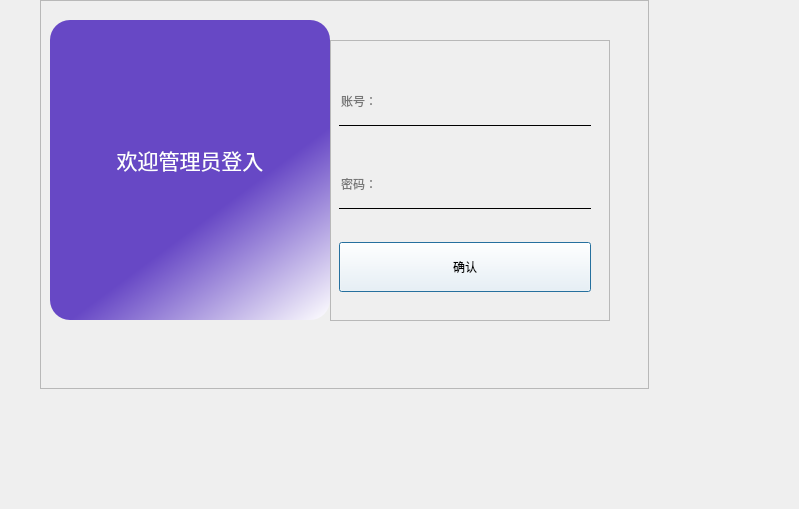
This is Administrator.ui in litsum/library_system as Qt 5 draws it before an edit. The edited form follows.
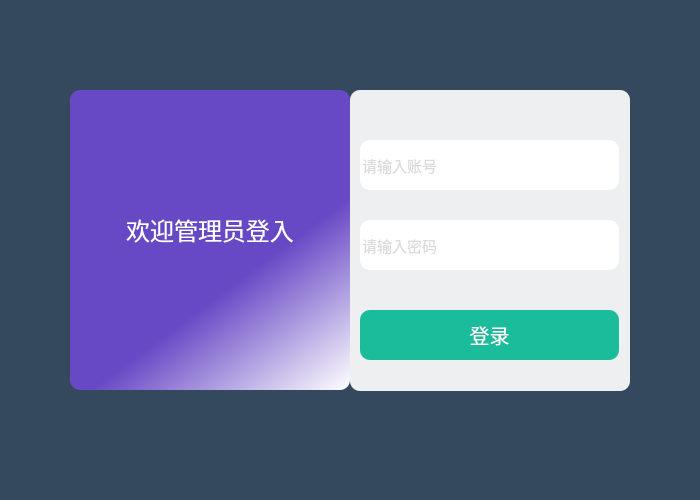
This is the edited form. Icons and pictures are not drawn.

```diff
--- a/Administrator.ui
+++ b/Administrator.ui
@@ -6,8 +6,8 @@
    <rect>
     <x>0</x>
     <y>0</y>
-    <width>799</width>
-    <height>509</height>
+    <width>700</width>
+    <height>500</height>
    </rect>
   </property>
   <property name="minimumSize">
@@ -16,18 +16,32 @@
     <height>440</height>
    </size>
   </property>
+  <property name="maximumSize">
+   <size>
+    <width>700</width>
+    <height>500</height>
+   </size>
+  </property>
+  <property name="font">
+   <font>
+    <pointsize>15</pointsize>
+   </font>
+  </property>
   <property name="windowTitle">
    <string>Dialog</string>
   </property>
   <widget class="QFrame" name="frame">
    <property name="geometry">
     <rect>
-     <x>40</x>
-     <y>0</y>
-     <width>609</width>
+     <x>60</x>
+     <y>50</y>
+     <width>591</width>
      <height>389</height>
     </rect>
    </property>
+   <property name="styleSheet">
+    <string notr="true">border-radius:10px ;</string>
+   </property>
    <property name="frameShape">
     <enum>QFrame::Shape::StyledPanel</enum>
    </property>
@@ -38,7 +52,7 @@
     <property name="geometry">
      <rect>
       <x>10</x>
-      <y>20</y>
+      <y>40</y>
       <width>280</width>
       <height>300</height>
      </rect>
@@ -52,7 +66,7 @@
     <property name="styleSheet">
      <string notr="true">#frame_2{
 background-color: qlineargradient(spread:pad, x1:0.698864, y1:0.565, x2:1, y2:1, stop:0 rgba(103, 72, 197, 255), stop:1 rgba(255, 255, 255, 255));
-border-radius:20px ;}
+border-radius:10px ;}
 </string>
     </property>
     <property name="frameShape">
@@ -76,8 +90,13 @@
        <height>80</height>
       </size>
      </property>
+     <property name="font">
+      <font>
+       <pointsize>9</pointsize>
+      </font>
+     </property>
      <property name="text">
-      <string>&lt;html&gt;&lt;head/&gt;&lt;body&gt;&lt;p align=&quot;center&quot;&gt;&lt;span style=&quot; font-size:16pt; color:#ffffff;&quot;&gt;欢迎管理员登入&lt;/span&gt;&lt;/p&gt;&lt;/body&gt;&lt;/html&gt;</string>
+      <string>&lt;html&gt;&lt;head/&gt;&lt;body&gt;&lt;p align=&quot;center&quot;&gt;&lt;span style=&quot; font-size:18pt; color:#ffffff;&quot;&gt;欢迎管理员登入&lt;/span&gt;&lt;/p&gt;&lt;/body&gt;&lt;/html&gt;</string>
      </property>
     </widget>
    </widget>
@@ -87,7 +106,7 @@
       <x>290</x>
       <y>40</y>
       <width>280</width>
-      <height>281</height>
+      <height>301</height>
      </rect>
     </property>
     <property name="minimumSize">
@@ -97,7 +116,8 @@
      </size>
     </property>
     <property name="styleSheet">
-     <string notr="true"/>
+     <string notr="true">border-radius:10px ;
+background-color: rgb(237, 239, 241);</string>
     </property>
     <property name="frameShape">
      <enum>QFrame::Shape::StyledPanel</enum>
@@ -105,84 +125,164 @@
     <property name="frameShadow">
      <enum>QFrame::Shadow::Raised</enum>
     </property>
-    <widget class="QWidget" name="verticalLayoutWidget_2">
-     <property name="geometry">
-      <rect>
-       <x>9</x>
-       <y>9</y>
-       <width>252</width>
-       <height>271</height>
-      </rect>
-     </property>
-     <layout class="QVBoxLayout" name="verticalLayout_2">
-      <item>
        <widget class="QLineEdit" name="adaccout">
+     <property name="geometry">
+      <rect>
+       <x>10</x>
+       <y>50</y>
+       <width>259</width>
+       <height>50</height>
+      </rect>
+     </property>
         <property name="minimumSize">
          <size>
           <width>250</width>
           <height>50</height>
          </size>
         </property>
+     <property name="font">
+      <font>
+       <pointsize>11</pointsize>
+      </font>
+     </property>
         <property name="styleSheet">
-         <string notr="true">QLineEdit{
-	background-color:rgba(255,255,255,0);
-	border:none;
-	border-bottom:1px solid black;}</string>
+      <string notr="true">border-radius:10px ;
+color: rgb(183, 183, 183);
+background-color: rgb(255, 255, 255);</string>
         </property>
         <property name="placeholderText">
-         <string>账号：</string>
+      <string>请输入账号</string>
         </property>
         <property name="clearButtonEnabled">
          <bool>true</bool>
         </property>
        </widget>
-      </item>
-      <item>
        <widget class="QLineEdit" name="adpassword">
+     <property name="geometry">
+      <rect>
+       <x>10</x>
+       <y>130</y>
+       <width>259</width>
+       <height>50</height>
+      </rect>
+     </property>
         <property name="minimumSize">
          <size>
           <width>250</width>
           <height>50</height>
          </size>
         </property>
+     <property name="font">
+      <font>
+       <pointsize>11</pointsize>
+      </font>
+     </property>
         <property name="styleSheet">
-         <string notr="true">QLineEdit{
-	background-color:rgba(255,255,255,0);
-	border:none;
-	border-bottom:1px solid black;}</string>
+      <string notr="true">border-radius:10px ;
+color: rgb(183, 183, 183);
+background-color: rgb(255, 255, 255);</string>
         </property>
         <property name="echoMode">
          <enum>QLineEdit::EchoMode::Password</enum>
         </property>
         <property name="placeholderText">
-         <string>密码：</string>
+      <string>请输入密码</string>
         </property>
         <property name="clearButtonEnabled">
          <bool>true</bool>
         </property>
        </widget>
-      </item>
-      <item>
        <widget class="QPushButton" name="next">
+     <property name="geometry">
+      <rect>
+       <x>10</x>
+       <y>220</y>
+       <width>259</width>
+       <height>50</height>
+      </rect>
+     </property>
         <property name="minimumSize">
          <size>
           <width>250</width>
           <height>50</height>
          </size>
         </property>
+     <property name="font">
+      <font>
+       <family>Modern No. 20</family>
+       <pointsize>15</pointsize>
+       <italic>false</italic>
+       <bold>false</bold>
+      </font>
+     </property>
         <property name="styleSheet">
          <string notr="true">background-color: rgb(255, 255, 255);
-font: 9pt &quot;Modern No. 20&quot;;</string>
+color: rgb(255, 255, 255);
+background-color: rgb(26, 188, 156);
+
+border-radius:10px ;</string>
         </property>
         <property name="text">
-         <string>确认</string>
-        </property>
-       </widget>
-      </item>
-     </layout>
+      <string>登录</string>
+     </property>
+     <property name="autoDefault">
+      <bool>true</bool>
+     </property>
+    </widget>
+    <widget class="QLabel" name="accout_pic">
+     <property name="geometry">
+      <rect>
+       <x>220</x>
+       <y>60</y>
+       <width>21</width>
+       <height>31</height>
+      </rect>
+     </property>
+     <property name="styleSheet">
+      <string notr="true">background-image: url(:/zhanghu.png);
+background-color: rgb(255, 255, 255);</string>
+     </property>
+     <property name="text">
+      <string/>
+     </property>
     </widget>
-   </widget>
-  </widget>
+    <widget class="QLabel" name="password_pic">
+     <property name="geometry">
+      <rect>
+       <x>220</x>
+       <y>140</y>
+       <width>21</width>
+       <height>31</height>
+      </rect>
+     </property>
+     <property name="styleSheet">
+      <string notr="true">background-image: url(:/mima.png);
+background-color: rgb(255, 255, 255);</string>
+     </property>
+     <property name="text">
+      <string/>
+     </property>
+    </widget>
+   </widget>
+  </widget>
+  <widget class="QLabel" name="Adm_backgroud">
+   <property name="geometry">
+    <rect>
+     <x>0</x>
+     <y>0</y>
+     <width>700</width>
+     <height>500</height>
+    </rect>
+   </property>
+   <property name="styleSheet">
+    <string notr="true">background-color: rgb(52, 73, 94);</string>
+   </property>
+   <property name="text">
+    <string/>
+   </property>
+  </widget>
+  <zorder>Adm_backgroud</zorder>
+  <zorder>frame</zorder>
  </widget>
  <resources/>
  <connections/>
```
Lines whose indentation alone changed are shown as unchanged.
